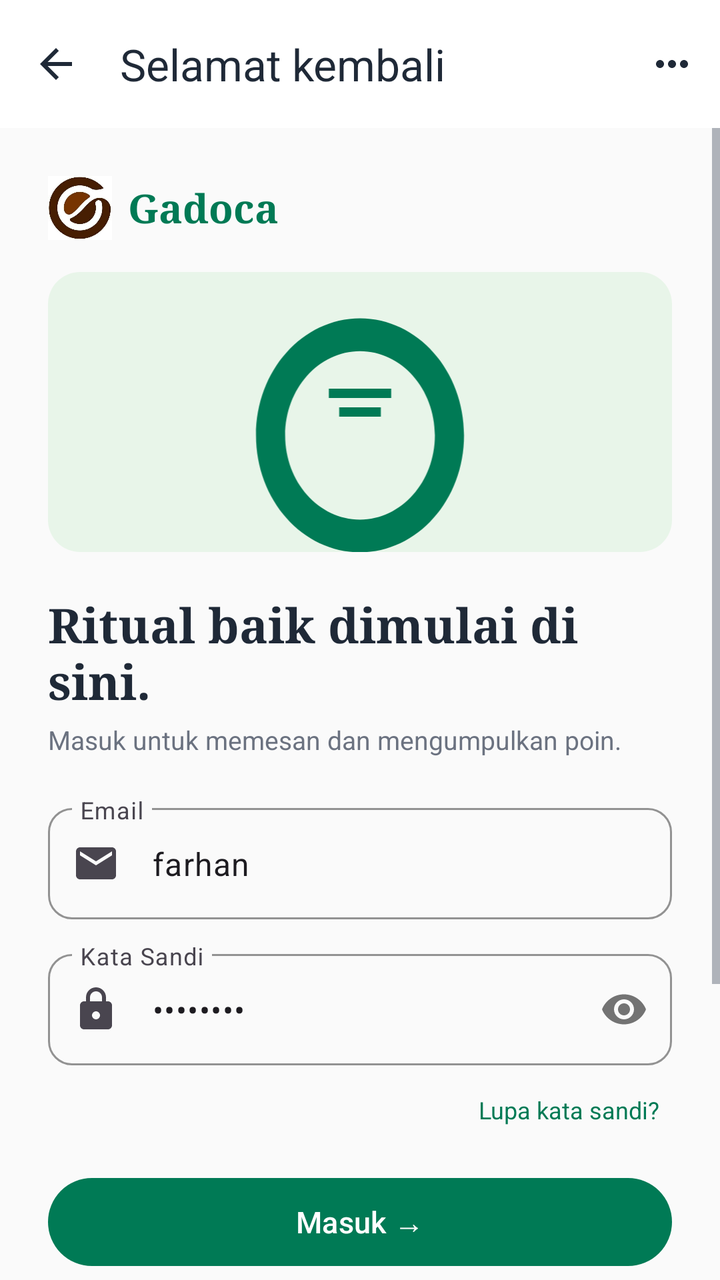
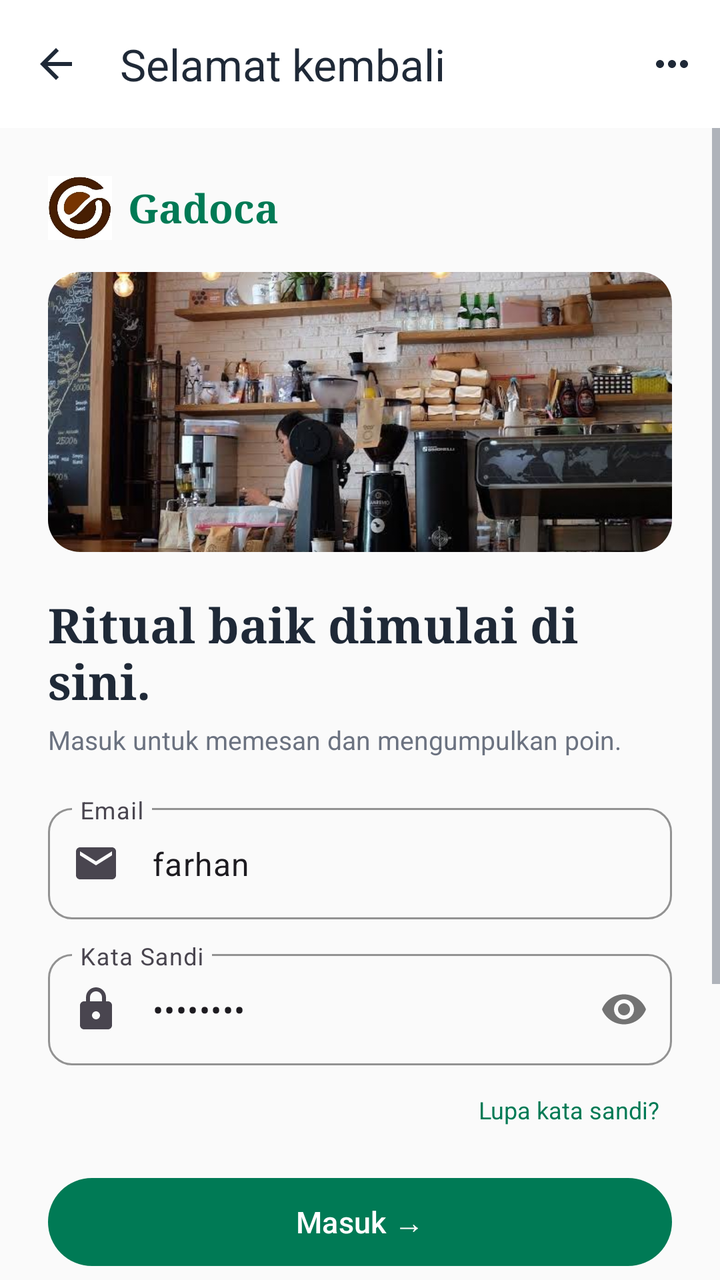

The first picture is an Android layout as it rendered before a commit; the second is the same layout after the commit. The layout source and the unified diff follow.
<!-- AndroidManifest.xml: application theme Theme.Project_FarhanGadoca_Mobilee -->
<!-- res/layout/activity_login.xml -->
<?xml version="1.0" encoding="utf-8"?>
<LinearLayout xmlns:android="http://schemas.android.com/apk/res/android"
    xmlns:app="http://schemas.android.com/apk/res-auto"
    xmlns:tools="http://schemas.android.com/tools"
    android:layout_width="match_parent"
    android:layout_height="match_parent"
    android:orientation="vertical"
    android:background="@color/gadoca_background"
    tools:context=".LoginActivity">

    
    <com.google.android.material.appbar.MaterialToolbar
        android:id="@+id/toolbarLogin"
        android:layout_width="match_parent"
        android:layout_height="?attr/actionBarSize"
        android:background="@color/gadoca_surface"
        app:title="Selamat kembali"
        app:titleTextColor="@color/gadoca_text_dark"
        app:navigationIcon="@drawable/ic_arrow_back_24"
        app:menu="@menu/menu_secondary" />

    <ScrollView
        android:layout_width="match_parent"
        android:layout_height="match_parent"
        android:fillViewport="true">

        <LinearLayout
            android:layout_width="match_parent"
            android:layout_height="wrap_content"
            android:orientation="vertical"
            android:padding="24dp">

            
            <LinearLayout
                android:layout_width="wrap_content"
                android:layout_height="wrap_content"
                android:orientation="horizontal"
                android:gravity="center_vertical"
                android:layout_marginBottom="16dp">

                <ImageView
                    android:layout_width="32dp"
                    android:layout_height="32dp"
                    android:src="@drawable/gambargadoca"
                    android:contentDescription="@string/app_name" />

                <TextView
                    android:layout_width="wrap_content"
                    android:layout_height="wrap_content"
                    android:text="@string/app_name"
                    android:textSize="20sp"
                    android:textStyle="bold"
                    android:fontFamily="serif"
                    android:textColor="@color/gadoca_primary"
                    android:layout_marginStart="8dp" />
            </LinearLayout>

            
            <com.google.android.material.card.MaterialCardView
                android:layout_width="match_parent"
                android:layout_height="140dp"
                android:layout_marginBottom="20dp"
                app:cardCornerRadius="16dp"
                app:cardElevation="0dp"
                app:strokeWidth="0dp">

                <ImageView
                    android:layout_width="match_parent"
                    android:layout_height="match_parent"
                    android:src="@drawable/img_coffee_banner"
                    android:scaleType="centerCrop"
                    android:contentDescription="@string/app_name" />
            </com.google.android.material.card.MaterialCardView>

            
            <TextView
                android:layout_width="match_parent"
                android:layout_height="wrap_content"
                android:text="@string/login_subtitle"
                android:textSize="24sp"
                android:textStyle="bold"
                android:fontFamily="serif"
                android:textColor="@color/gadoca_text_dark"
                android:layout_marginBottom="4dp" />

            <TextView
                android:layout_width="match_parent"
                android:layout_height="wrap_content"
                android:text="@string/login_desc"
                android:textSize="13sp"
                android:textColor="@color/gadoca_text_muted"
                android:layout_marginBottom="20dp" />

            
            <com.google.android.material.textfield.TextInputLayout
                android:layout_width="match_parent"
                android:layout_height="wrap_content"
                android:hint="@string/email_hint"
                style="@style/Widget.Material3.TextInputLayout.OutlinedBox"
                android:layout_marginBottom="12dp"
                app:boxCornerRadiusTopStart="12dp"
                app:boxCornerRadiusTopEnd="12dp"
                app:boxCornerRadiusBottomStart="12dp"
                app:boxCornerRadiusBottomEnd="12dp"
                app:boxStrokeColor="@color/gadoca_primary"
                app:hintTextColor="@color/gadoca_primary"
                app:startIconDrawable="@drawable/ic_email_24">

                <com.google.android.material.textfield.TextInputEditText
                    android:id="@+id/etEmail"
                    android:layout_width="match_parent"
                    android:layout_height="wrap_content"
                    android:text="farhan"
                    android:inputType="text" />
            </com.google.android.material.textfield.TextInputLayout>

            
            <com.google.android.material.textfield.TextInputLayout
                android:layout_width="match_parent"
                android:layout_height="wrap_content"
                android:hint="@string/password_hint"
                style="@style/Widget.Material3.TextInputLayout.OutlinedBox"
                android:layout_marginBottom="8dp"
                app:boxCornerRadiusTopStart="12dp"
                app:boxCornerRadiusTopEnd="12dp"
                app:boxCornerRadiusBottomStart="12dp"
                app:boxCornerRadiusBottomEnd="12dp"
                app:boxStrokeColor="@color/gadoca_primary"
                app:hintTextColor="@color/gadoca_primary"
                app:startIconDrawable="@drawable/ic_lock_24"
                app:passwordToggleEnabled="true">

                <com.google.android.material.textfield.TextInputEditText
                    android:id="@+id/etPassword"
                    android:layout_width="match_parent"
                    android:layout_height="wrap_content"
                    android:text="••••••••"
                    android:inputType="textPassword" />
            </com.google.android.material.textfield.TextInputLayout>

            
            <TextView
                android:id="@+id/tvForgotPassword"
                android:layout_width="wrap_content"
                android:layout_height="wrap_content"
                android:text="@string/forgot_password"
                android:textSize="12sp"
                android:textColor="@color/gadoca_primary"
                android:layout_gravity="end"
                android:padding="6dp"
                android:layout_marginBottom="16dp" />

            
            <com.google.android.material.button.MaterialButton
                android:id="@+id/btnLogin"
                android:layout_width="match_parent"
                android:layout_height="52dp"
                android:text="@string/login_button"
                android:textSize="15sp"
                android:textAllCaps="false"
                app:cornerRadius="26dp"
                app:backgroundTint="@color/gadoca_primary"
                android:layout_marginBottom="16dp" />

            
            <TextView
                android:layout_width="match_parent"
                android:layout_height="wrap_content"
                android:text="@string/or_text"
                android:textSize="12sp"
                android:textColor="@color/gadoca_text_muted"
                android:gravity="center"
                android:layout_marginBottom="16dp" />

            
            <com.google.android.material.button.MaterialButton
                android:id="@+id/btnGoogle"
                style="@style/Widget.Material3.Button.OutlinedButton"
                android:layout_width="match_parent"
                android:layout_height="52dp"
                android:text="@string/login_with_google"
                android:textSize="14sp"
                android:textAllCaps="false"
                app:cornerRadius="26dp"
                app:strokeColor="#D1D5DB"
                android:textColor="@color/gadoca_text_dark"
                app:icon="@drawable/ic_google"
                app:iconGravity="start"
                app:iconTint="@null"
                android:layout_marginBottom="20dp" />

            
            <TextView
                android:id="@+id/tvRegisterLink"
                android:layout_width="wrap_content"
                android:layout_height="wrap_content"
                android:text="@string/dont_have_account"
                android:textSize="13sp"
                android:textColor="@color/gadoca_text_muted"
                android:layout_gravity="center"
                android:padding="8dp"
                android:layout_marginBottom="24dp" />

        </LinearLayout>
    </ScrollView>

</LinearLayout>
<!-- resources referenced by this layout -->
<resources>
  <color name="gadoca_background">#FAFAFA</color>
  <color name="gadoca_primary">#007A55</color>
  <color name="gadoca_surface">#FFFFFF</color>
  <color name="gadoca_text_dark">#1F2937</color>
  <color name="gadoca_text_muted">#6B7280</color>
  <!-- drawable ic_arrow_back_24 (drawable) -->
  <vector xmlns:android="http://schemas.android.com/apk/res/android"
      android:width="24dp"
      android:height="24dp"
      android:viewportWidth="24"
      android:viewportHeight="24">
    <path
        android:fillColor="@color/gadoca_text_dark"
        android:pathData="M20,11H7.83l5.59,-5.59L12,4l-8,8 8,8 1.41,-1.41L7.83,13H20v-2z"/>
  </vector>
  <!-- drawable ic_email_24 (drawable) -->
  <vector xmlns:android="http://schemas.android.com/apk/res/android"
      android:width="24dp"
      android:height="24dp"
      android:viewportWidth="24"
      android:viewportHeight="24">
    <path
        android:fillColor="@color/gadoca_text_muted"
        android:pathData="M20,4H4C2.9,4 2.01,4.9 2.01,6L2,18c0,1.1 0.9,2 2,2h16c1.1,0 2,-0.9 2,-2V6C22,4.9 21.1,4 20,4zM20,8l-8,5 -8,-5V6l8,5 8,-5v2z"/>
  </vector>
  <!-- drawable ic_lock_24 (drawable) -->
  <vector xmlns:android="http://schemas.android.com/apk/res/android"
      android:width="24dp"
      android:height="24dp"
      android:viewportWidth="24"
      android:viewportHeight="24">
    <path
        android:fillColor="@color/gadoca_text_muted"
        android:pathData="M18,8h-1V6c0,-2.76 -2.24,-5 -5,-5S7,3.24 7,6v2H6c-1.1,0 -2,0.9 -2,2v10c0,1.1 0.9,2 2,2h12c1.1,0 2,-0.9 2,-2V10c0,-1.1 -0.9,-2 -2,-2zM12,17c-1.1,0 -2,-0.9 -2,-2s0.9,-2 2,-2 2,0.9 2,2 -0.9,2 -2,2zM9,8V6c0,-1.66 1.34,-3 3,-3s3,1.34 3,3v2H9z"/>
  </vector>
  <!-- drawable img_coffee_banner (drawable) -->
  <vector xmlns:android="http://schemas.android.com/apk/res/android"
      android:width="200dp"
      android:height="150dp"
      android:viewportWidth="300"
      android:viewportHeight="200">
    <path
        android:fillColor="#E8F5E9"
        android:pathData="M0,0h300v200H0z"/>
    <path
        android:fillColor="#007A55"
        android:pathData="M150,60c-27.61,0 -50,22.39 -50,50s22.39,50 50,50 50,-22.39 50,-50 -22.39,-50 -50,-50zM150,146c-19.88,0 -36,-16.12 -36,-36s16.12,-36 36,-36 36,16.12 36,36 -16.12,36 -36,36z"/>
    <path
        android:fillColor="#007A55"
        android:pathData="M135,90h30v4h-30zM140,98h20v4h-20z"/>
  </vector>
  <string name="app_name">Gadoca</string>
  <string name="dont_have_account">Belum punya akun? Daftar sekarang</string>
  <string name="email_hint">Email</string>
  <string name="forgot_password">Lupa kata sandi?</string>
  <string name="login_button">Masuk →</string>
  <string name="login_desc">Masuk untuk memesan dan mengumpulkan poin.</string>
  <string name="login_subtitle">Ritual baik dimulai di sini.</string>
  <string name="login_with_google">Lanjutkan dengan Google</string>
  <string name="or_text">atau</string>
  <string name="password_hint">Kata Sandi</string>
  <style name="Theme.Project_FarhanGadoca_Mobilee" parent="Base.Theme.Project_FarhanGadoca_Mobilee" />
  <style name="Base.Theme.Project_FarhanGadoca_Mobilee" parent="Theme.Material3.DayNight.NoActionBar">
          <item name="colorPrimary">@color/gadoca_primary</item>
          <item name="colorPrimaryDark">@color/gadoca_primary_dark</item>
          <item name="colorSecondary">@color/gadoca_secondary</item>
          <item name="android:windowBackground">@color/gadoca_background</item>
          <item name="colorSurface">@color/gadoca_surface</item>
          <item name="android:textColorPrimary">@color/gadoca_text_dark</item>
          <item name="android:textColorSecondary">@color/gadoca_text_muted</item>
      </style>
  <color name="gadoca_primary_dark">#005C41</color>
  <color name="gadoca_secondary">#E8F5E9</color>
  <!-- unchanged entries left out for length: 2 -->
</resources>

<!-- the commit's change to res/layout/activity_login.xml (unified diff, before → after) -->
@@ -67,7 +67,7 @@
                 <ImageView
                     android:layout_width="match_parent"
                     android:layout_height="match_parent"
-                    android:src="@drawable/img_coffee_banner"
+                    android:src="@drawable/cafe"
                     android:scaleType="centerCrop"
                     android:contentDescription="@string/app_name" />
             </com.google.android.material.card.MaterialCardView>
<!-- resource entries referenced after the edit -->
@@ -5,6 +5,7 @@
   <color name="gadoca_surface">#FFFFFF</color>
   <color name="gadoca_text_dark">#1F2937</color>
   <color name="gadoca_text_muted">#6B7280</color>
+  <!-- drawable cafe: jpg bitmap (drawable, 51993 bytes) -->
   <!-- drawable ic_arrow_back_24 (drawable) -->
   <vector xmlns:android="http://schemas.android.com/apk/res/android"
       android:width="24dp"
@@ -35,22 +36,6 @@
         android:fillColor="@color/gadoca_text_muted"
         android:pathData="M18,8h-1V6c0,-2.76 -2.24,-5 -5,-5S7,3.24 7,6v2H6c-1.1,0 -2,0.9 -2,2v10c0,1.1 0.9,2 2,2h12c1.1,0 2,-0.9 2,-2V10c0,-1.1 -0.9,-2 -2,-2zM12,17c-1.1,0 -2,-0.9 -2,-2s0.9,-2 2,-2 2,0.9 2,2 -0.9,2 -2,2zM9,8V6c0,-1.66 1.34,-3 3,-3s3,1.34 3,3v2H9z"/>
   </vector>
-  <!-- drawable img_coffee_banner (drawable) -->
-  <vector xmlns:android="http://schemas.android.com/apk/res/android"
-      android:width="200dp"
-      android:height="150dp"
-      android:viewportWidth="300"
-      android:viewportHeight="200">
-    <path
-        android:fillColor="#E8F5E9"
-        android:pathData="M0,0h300v200H0z"/>
-    <path
-        android:fillColor="#007A55"
-        android:pathData="M150,60c-27.61,0 -50,22.39 -50,50s22.39,50 50,50 50,-22.39 50,-50 -22.39,-50 -50,-50zM150,146c-19.88,0 -36,-16.12 -36,-36s16.12,-36 36,-36 36,16.12 36,36 -16.12,36 -36,36z"/>
-    <path
-        android:fillColor="#007A55"
-        android:pathData="M135,90h30v4h-30zM140,98h20v4h-20z"/>
-  </vector>
   <string name="app_name">Gadoca</string>
   <string name="dont_have_account">Belum punya akun? Daftar sekarang</string>
   <string name="email_hint">Email</string>
